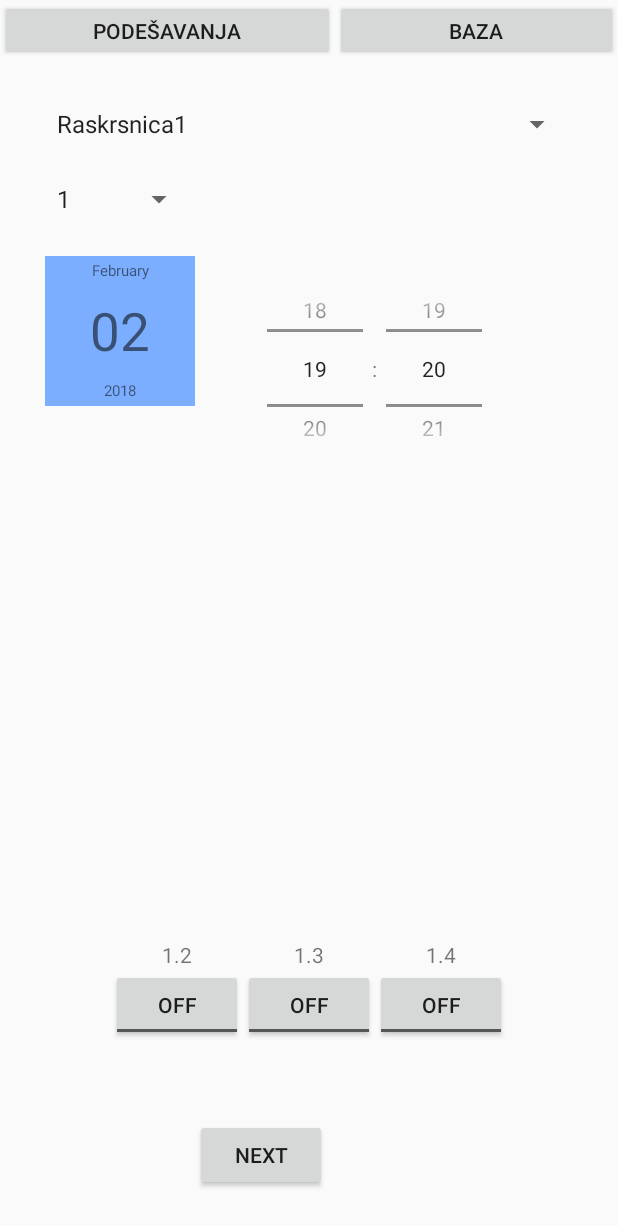
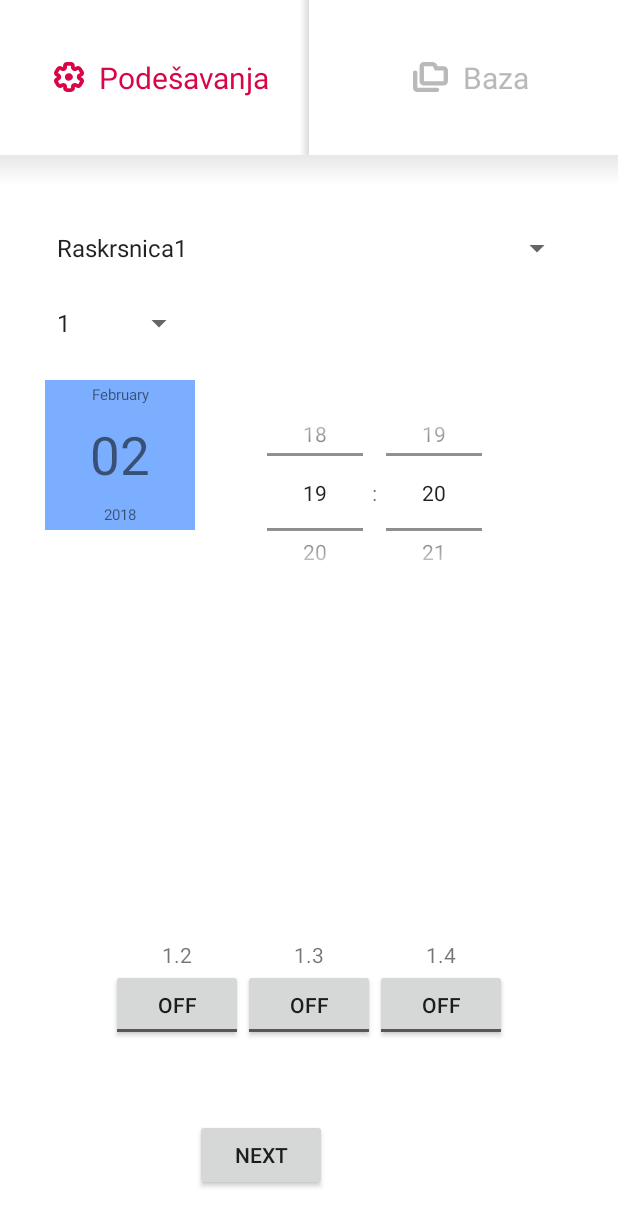
Before and after one commit to Rajko97/Raskrsnica, an Android app: the MainActivity screen opened directly, with no data from a screen before it, on a phone screen of 412 x 824 dp. Shown: the top 1226 px of the screen. Run offline under Robolectric (Android 15) with nearby library versions, the phone set to English and light mode, and no system bars.

Commit message:
uradjeni tabovi

```diff
--- a/app/src/main/java/com/raskrsnica/app/MainActivity.java
+++ b/app/src/main/java/com/raskrsnica/app/MainActivity.java
@@ -4,19 +4,29 @@ package com.raskrsnica.app;
 import android.app.AlertDialog;
 import android.content.DialogInterface;
 import android.content.Intent;
+import android.graphics.Color;
+import android.graphics.drawable.Drawable;
 import android.support.v7.app.AppCompatActivity;
 import android.os.Bundle;
 import android.view.View;
 import android.widget.Button;
+import android.widget.ImageView;
+import android.widget.LinearLayout;
+import android.widget.TextView;
 
 public class MainActivity extends AppCompatActivity{
     final static int REQ_CODE = 1;
+
     @Override
     protected void onCreate(Bundle savedInstanceState) {
         super.onCreate(savedInstanceState);
         setContentView(R.layout.activity_main);
-        Button bt1=(Button)findViewById(R.id.settingsbutton);
-        Button bt2=(Button)findViewById(R.id.databasebutton);
+        final LinearLayout bt1=(LinearLayout) findViewById(R.id.settingsbutton);
+        final LinearLayout bt2=(LinearLayout) findViewById(R.id.databasebutton);
+        final TextView tv1=(TextView)findViewById(R.id.settingstext);
+        final TextView tv2=(TextView)findViewById(R.id.bazatext);
+        final ImageView img1=(ImageView)findViewById(R.id.imgSettings);
+        final ImageView img2=(ImageView)findViewById(R.id.imgBaza);
 
 
         android.support.v4.app.Fragment fragment = null;
@@ -35,6 +45,12 @@ public class MainActivity extends AppCompatActivity{
                 android.support.v4.app.FragmentTransaction ft = getSupportFragmentManager().beginTransaction();
                 ft.replace(R.id.content_frame, fragment);
                 ft.commit();
+                tv1.setTextColor(Color.rgb(217,6,71));
+                tv2.setTextColor(Color.rgb(185,185,185));
+                bt1.setBackgroundColor(Color.rgb(255,255,255));
+                bt2.setBackgroundResource(R.drawable.tab2);
+                img1.setImageResource(R.drawable.ic_podesavanja_color);
+                img2.setImageResource(R.drawable.ic_baza_grey);
 
             }
         });
@@ -45,6 +61,12 @@ public class MainActivity extends AppCompatActivity{
                 android.support.v4.app.FragmentTransaction ft = getSupportFragmentManager().beginTransaction();
                 ft.replace(R.id.content_frame, fragment);
                 ft.commit();
+                tv1.setTextColor(Color.rgb(185,185,185));
+                tv2.setTextColor(Color.rgb(217,6,71));
+                bt2.setBackgroundColor(Color.rgb(255,255,255));
+                bt1.setBackgroundResource(R.drawable.tab1);
+                img1.setImageResource(R.drawable.ic_podesavanja_grey);
+                img2.setImageResource(R.drawable.ic_baza_color);
             }
         });
 
--- /dev/null
+++ b/app/src/main/res/drawable/ic_baza_color.xml
@@ -0,0 +1,5 @@
+<vector android:height="20dp" android:viewportHeight="80.0"
+    android:viewportWidth="90.7" android:width="23dp" xmlns:android="http://schemas.android.com/apk/res/android">
+    <path android:fillColor="#D90647" android:pathData="M79.3,11.4H63.7l-2.5,-5.1C59.2,2.5 55.3,0 51,0H28.3C22,0 17,5.1 17,11.4v40c0,6.3 5,11.4 11.3,11.4c0,0 0,0 0,0h51c6.3,0 11.4,-5.1 11.3,-11.4c0,0 0,0 0,0V22.9C90.7,16.6 85.6,11.5 79.3,11.4zM79.3,51.4h-51v-40H51l5.7,11.4h22.7V51.4z"/>
+    <path android:fillColor="#D90647" android:pathData="M62.3,68.6h-51v-40c0,-3.1 -2.5,-5.7 -5.6,-5.7S0,25.4 0,28.5c0,0 0,0 0,0.1v40c0,1.1 0.2,2.3 0.5,3.4c1.1,3.6 3.9,6.4 7.5,7.5c1.1,0.4 2.2,0.5 3.4,0.5h51c3.2,0 5.7,-2.6 5.7,-5.7S65.5,68.6 62.3,68.6z"/>
+</vector>
--- /dev/null
+++ b/app/src/main/res/drawable/ic_baza_grey.xml
@@ -0,0 +1,5 @@
+<vector android:height="20dp" android:viewportHeight="80.0"
+    android:viewportWidth="90.7" android:width="23dp" xmlns:android="http://schemas.android.com/apk/res/android">
+    <path android:fillColor="#B9B9B9" android:pathData="M79.3,11.4H63.7l-2.5,-5.1C59.2,2.5 55.3,0 51,0H28.3C22,0 17,5.1 17,11.4v40c0,6.3 5,11.4 11.3,11.4c0,0 0,0 0,0h51c6.3,0 11.4,-5.1 11.3,-11.4c0,0 0,0 0,0V22.9C90.7,16.6 85.6,11.5 79.3,11.4zM79.3,51.4h-51v-40H51l5.7,11.4h22.7V51.4z"/>
+    <path android:fillColor="#B9B9B9" android:pathData="M62.3,68.6h-51v-40c0,-3.1 -2.5,-5.7 -5.6,-5.7S0,25.4 0,28.5c0,0 0,0 0,0.1v40c0,1.1 0.2,2.3 0.5,3.4c1.1,3.6 3.9,6.4 7.5,7.5c1.1,0.4 2.2,0.5 3.4,0.5h51c3.2,0 5.7,-2.6 5.7,-5.7S65.5,68.6 62.3,68.6z"/>
+</vector>
--- /dev/null
+++ b/app/src/main/res/drawable/ic_podesavanja_color.xml
@@ -0,0 +1,5 @@
+<vector android:height="20dp" android:viewportHeight="80.0"
+    android:viewportWidth="74.6" android:width="20dp" xmlns:android="http://schemas.android.com/apk/res/android">
+    <path android:fillColor="#D90647" android:pathData="M69.8,42l-3.5,-2.1l3.5,-1.9c4.6,-2.9 6.2,-8.9 3.5,-13.6l-4.9,-8.7c-1.3,-2.3 -3.4,-4 -5.9,-4.7c-0.8,-0.2 -1.7,-0.3 -2.5,-0.4c-1.7,0 -3.4,0.5 -4.9,1.4l-3.5,2.1l0.1,-4.1c0.1,-5.4 -4.3,-9.9 -9.7,-10h-9.7c-5.4,0.1 -9.8,4.6 -9.7,10l0,0v4.1L19.4,12c-2.2,-1.3 -4.9,-1.7 -7.4,-1s-4.6,2.4 -5.9,4.7l-4.9,8.7c-2.6,4.7 -1,10.7 3.6,13.6l3.4,2.1L4.8,42c-4.6,2.9 -6.2,8.9 -3.5,13.6l4.9,8.7c1.3,2.3 3.4,4 5.9,4.7s5.2,0.3 7.4,-1l3.5,-2.1L22.8,70c-0.1,5.4 4.3,9.9 9.7,10l0,0h9.7c5.4,-0.1 9.8,-4.6 9.7,-10v-4.1l3.4,2.1c1.5,0.9 3.1,1.3 4.9,1.3c0.8,0 1.7,-0.1 2.5,-0.3c2.5,-0.7 4.6,-2.4 5.9,-4.7l4.9,-8.7C76,50.9 74.4,44.9 69.8,42zM61.4,48.6l3.5,2.1l-4.8,8.7l-3.5,-2.1c-2.9,-1.8 -6.6,-1.7 -9.5,0c0,0 -0.1,0 -0.1,0.1c-3,1.8 -4.8,5 -4.8,8.5V70h-9.7v-4.1c0,-3.5 -1.8,-6.7 -4.8,-8.5l-0.1,-0.1c-2.9,-1.8 -6.6,-1.8 -9.5,0l-3.5,2.1l-4.9,-8.7l3.4,-2.1c4.8,-2.9 6.2,-9.1 3.3,-13.9c-0.8,-1.4 -2,-2.5 -3.3,-3.3l-3.4,-2l4.9,-8.7l3.5,2.1c2.9,1.8 6.6,1.8 9.5,0l0.1,-0.1c3,-1.8 4.8,-5 4.8,-8.5V10h9.7v4.1c0,3.5 1.8,6.7 4.8,8.5c0,0 0.1,0 0.1,0.1c2.9,1.8 6.6,1.8 9.5,0l3.5,-2.1l4.8,8.7l-3.5,2.1c-3,1.8 -4.8,5 -4.7,8.5V40C56.7,43.5 58.5,46.8 61.4,48.6z"/>
+    <path android:fillColor="#D90647" android:pathData="M37.3,30L37.3,30c-5.5,-0.2 -10.1,4.2 -10.3,9.7c-0.2,5.5 4.2,10.1 9.7,10.3c5.5,0.2 10.1,-4.2 10.3,-9.7c0,-0.1 0,-0.2 0,-0.3C47.1,34.6 42.7,30.1 37.3,30z"/>
+</vector>
--- /dev/null
+++ b/app/src/main/res/drawable/ic_podesavanja_grey.xml
@@ -0,0 +1,5 @@
+<vector android:height="20dp" android:viewportHeight="80.0"
+    android:viewportWidth="74.6" android:width="20dp" xmlns:android="http://schemas.android.com/apk/res/android">
+    <path android:fillColor="#B9B9B9" android:pathData="M69.8,42l-3.5,-2.1l3.5,-1.9c4.6,-2.9 6.2,-8.9 3.5,-13.6l-4.9,-8.7c-1.3,-2.3 -3.4,-4 -5.9,-4.7c-0.8,-0.2 -1.7,-0.3 -2.5,-0.4c-1.7,0 -3.4,0.5 -4.9,1.4l-3.5,2.1l0.1,-4.1c0.1,-5.4 -4.3,-9.9 -9.7,-10h-9.7c-5.4,0.1 -9.8,4.6 -9.7,10l0,0v4.1L19.4,12c-2.2,-1.3 -4.9,-1.7 -7.4,-1s-4.6,2.4 -5.9,4.7l-4.9,8.7c-2.6,4.7 -1,10.7 3.6,13.6l3.4,2.1L4.8,42c-4.6,2.9 -6.2,8.9 -3.5,13.6l4.9,8.7c1.3,2.3 3.4,4 5.9,4.7s5.2,0.3 7.4,-1l3.5,-2.1L22.8,70c-0.1,5.4 4.3,9.9 9.7,10l0,0h9.7c5.4,-0.1 9.8,-4.6 9.7,-10v-4.1l3.4,2.1c1.5,0.9 3.1,1.3 4.9,1.3c0.8,0 1.7,-0.1 2.5,-0.3c2.5,-0.7 4.6,-2.4 5.9,-4.7l4.9,-8.7C76,50.9 74.4,44.9 69.8,42zM61.4,48.6l3.5,2.1l-4.8,8.7l-3.5,-2.1c-2.9,-1.8 -6.6,-1.7 -9.5,0c0,0 -0.1,0 -0.1,0.1c-3,1.8 -4.8,5 -4.8,8.5V70h-9.7v-4.1c0,-3.5 -1.8,-6.7 -4.8,-8.5l-0.1,-0.1c-2.9,-1.8 -6.6,-1.8 -9.5,0l-3.5,2.1l-4.9,-8.7l3.4,-2.1c4.8,-2.9 6.2,-9.1 3.3,-13.9c-0.8,-1.4 -2,-2.5 -3.3,-3.3l-3.4,-2l4.9,-8.7l3.5,2.1c2.9,1.8 6.6,1.8 9.5,0l0.1,-0.1c3,-1.8 4.8,-5 4.8,-8.5V10h9.7v4.1c0,3.5 1.8,6.7 4.8,8.5c0,0 0.1,0 0.1,0.1c2.9,1.8 6.6,1.8 9.5,0l3.5,-2.1l4.8,8.7l-3.5,2.1c-3,1.8 -4.8,5 -4.7,8.5V40C56.7,43.5 58.5,46.8 61.4,48.6z"/>
+    <path android:fillColor="#B9B9B9" android:pathData="M37.3,30L37.3,30c-5.5,-0.2 -10.1,4.2 -10.3,9.7c-0.2,5.5 4.2,10.1 9.7,10.3c5.5,0.2 10.1,-4.2 10.3,-9.7c0,-0.1 0,-0.2 0,-0.3C47.1,34.6 42.7,30.1 37.3,30z"/>
+</vector>
--- /dev/null
+++ b/app/src/main/res/drawable/tab1.xml
@@ -0,0 +1,10 @@
+<?xml version="1.0" encoding="utf-8"?>
+<shape xmlns:android="http://schemas.android.com/apk/res/android" android:shape="rectangle">
+    <gradient
+        android:startColor="#DCDCDC"
+        android:centerX="0.03"
+        android:centerColor="#ffffff"
+        android:endColor="#ffffff"
+        android:angle="180"/>
+
+</shape>
--- /dev/null
+++ b/app/src/main/res/drawable/tab2.xml
@@ -0,0 +1,9 @@
+<?xml version="1.0" encoding="utf-8"?>
+<shape xmlns:android="http://schemas.android.com/apk/res/android" android:shape="rectangle">
+    <gradient
+        android:startColor="#DCDCDC"
+        android:centerX="0.03"
+        android:centerColor="#ffffff"
+        android:endColor="#ffffff" />
+
+</shape>
--- /dev/null
+++ b/app/src/main/res/drawable/tabs.xml
@@ -0,0 +1,8 @@
+<?xml version="1.0" encoding="utf-8"?>
+<shape xmlns:android="http://schemas.android.com/apk/res/android" android:shape="rectangle">
+    <gradient
+        android:startColor="#6D6D6D"
+        android:endColor="#ffffff"
+        android:angle="270" />
+
+</shape>
--- a/app/src/main/res/layout/activity_main.xml
+++ b/app/src/main/res/layout/activity_main.xml
@@ -4,36 +4,81 @@
     xmlns:tools="http://schemas.android.com/tools"
     android:layout_width="match_parent"
     android:layout_height="match_parent"
-    tools:context="com.raskrsnica.app.MainActivity"
-    android:orientation="vertical">
+    android:background="#ffffff"
+    android:orientation="vertical"
+    tools:context="com.raskrsnica.app.MainActivity">
 
 
     <LinearLayout
         android:layout_width="match_parent"
         android:layout_height="0dp"
-        android:layout_weight="0.05"
-        android:orientation="horizontal">
+        android:layout_weight="0.15"
+        android:animateLayoutChanges="true"
+        android:background="@drawable/tabs"
+        android:orientation="horizontal"
+        android:paddingBottom="20dp">
 
-        <Button
+        <LinearLayout
             android:id="@+id/settingsbutton"
-            android:layout_width="wrap_content"
-            android:layout_height="wrap_content"
-            android:layout_weight="1"
-            android:text="Podešavanja" />
+            android:layout_width="0dp"
+            android:layout_height="match_parent"
+            android:layout_weight="0.5"
+            android:background="@drawable/tab1"
+            android:clickable="true"
+            android:gravity="center"
+            android:orientation="horizontal">
 
-        <Button
+            <ImageView
+                android:id="@+id/imgSettings"
+                android:layout_width="wrap_content"
+                android:layout_height="wrap_content"
+                android:layout_margin="10dp"
+                app:srcCompat="@drawable/ic_podesavanja_color" />
+
+            <TextView
+                android:id="@+id/settingstext"
+                android:layout_width="wrap_content"
+                android:layout_height="wrap_content"
+                android:background="#ffffff"
+                android:text="Podešavanja"
+                android:textColor="#D90647"
+                android:textSize="20dp" />
+        </LinearLayout>
+
+        <LinearLayout
             android:id="@+id/databasebutton"
-            android:layout_width="wrap_content"
-            android:layout_height="wrap_content"
-            android:layout_weight="1"
-            android:text="Baza" />
+            android:layout_width="0dp"
+            android:layout_height="match_parent"
+            android:layout_weight="0.5"
+            android:gravity="center"
+            android:clickable="true"
+            android:orientation="horizontal"
+            android:background="#ffffff">
 
+            <ImageView
+                android:id="@+id/imgBaza"
+                android:layout_width="wrap_content"
+                android:layout_height="wrap_content"
+                app:srcCompat="@drawable/ic_baza_grey"
+                android:layout_margin="10dp"/>
+
+            <TextView
+                android:id="@+id/bazatext"
+                android:layout_width="wrap_content"
+                android:layout_height="wrap_content"
+                android:text="Baza"
+                android:textAllCaps="false"
+                android:textColor="#B9B9B9"
+                android:textSize="20dp" />
+        </LinearLayout>
     </LinearLayout>
+
     <FrameLayout
         android:id="@+id/content_frame"
         android:layout_width="match_parent"
         android:layout_height="0dp"
-        android:layout_weight="0.95"
+        android:layout_weight="0.85"
+        android:background="#ffffff"
         android:orientation="horizontal">
 
     </FrameLayout>
--- a/app/src/main/res/values/styles.xml
+++ b/app/src/main/res/values/styles.xml
@@ -26,12 +26,12 @@
         <item name="android:layout_marginLeft">2dp</item>
         <item name="android:background">@drawable/circle</item>
         <item name="android:gravity">center</item>
-        <item name="android:paddingLeft">8dp</item>
+        <item name="android:paddingLeft">10dp</item>
         <item name="android:paddingRight">5dp</item>
         <item name="android:textColor">#000000</item>
-        <item name="android:textSize">8sp</item>
-        <item name="android:textAlignment">textStart</item>
-        <item name="android:drawablePadding">5dp</item>
+        <item name="android:textSize">10dp</item>
+        <item name="android:textAlignment">gravity</item>
+        <item name="android:drawablePadding">2dp</item>
         <item name="android:textAllCaps">false</item>
     </style>
 
```
